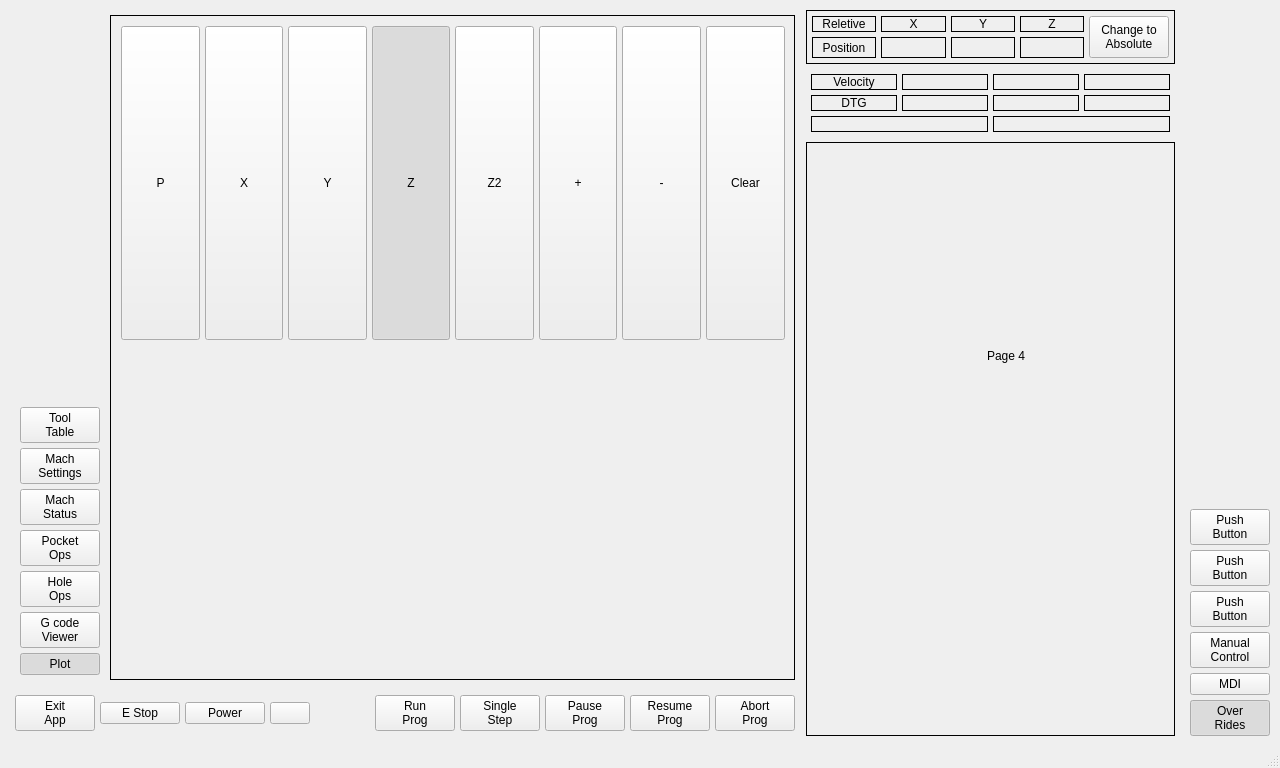
Qt form mill_touch_v6/ui/mainwindow.ui (jethornton/mill_touch_v6) before a commit.
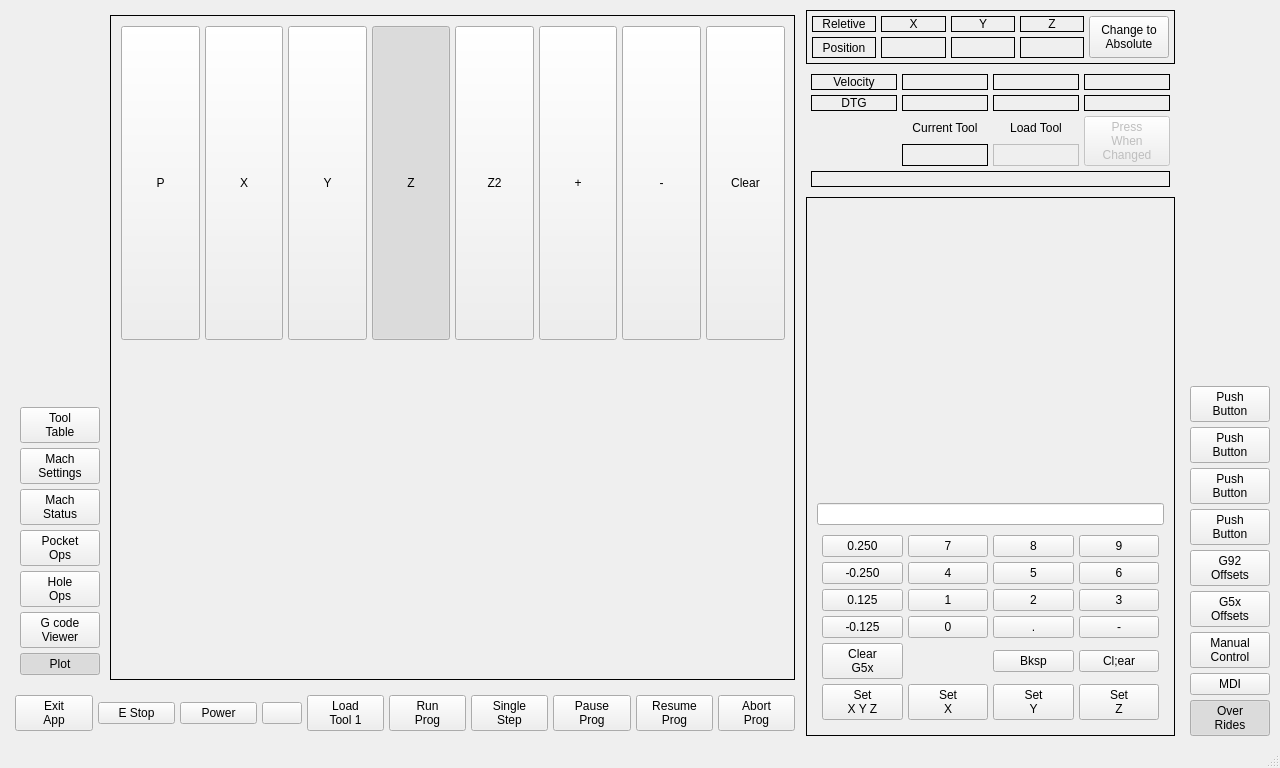
The same form after that commit. The open tabs and pages were chosen to show the change. Custom widgets are drawn as their Qt base class.

The edit to the form file:
```diff
--- a/mill_touch_v6/ui/mainwindow.ui
+++ b/mill_touch_v6/ui/mainwindow.ui
@@ -658,6 +658,30 @@
             </property>
            </widget>
           </item>
+          <item>
+           <spacer name="horizontalSpacer_6">
+            <property name="orientation">
+             <enum>Qt::Horizontal</enum>
+            </property>
+            <property name="sizeHint" stdset="0">
+             <size>
+              <width>40</width>
+              <height>20</height>
+             </size>
+            </property>
+           </spacer>
+          </item>
+          <item>
+           <widget class="MDIButton" name="mdibutton">
+            <property name="text">
+             <string>Load
+Tool 1</string>
+            </property>
+            <property name="MDICommand" stdset="0">
+             <string>T1M6G43</string>
+            </property>
+           </widget>
+          </item>
           <item>
            <spacer name="horizontalSpacer">
             <property name="orientation">
@@ -1121,39 +1145,6 @@
             </property>
            </widget>
           </item>
-          <item row="0" column="0">
-           <widget class="QLabel" name="label_6">
-            <property name="frameShape">
-             <enum>QFrame::Box</enum>
-            </property>
-            <property name="text">
-             <string>Velocity</string>
-            </property>
-            <property name="alignment">
-             <set>Qt::AlignCenter</set>
-            </property>
-           </widget>
-          </item>
-          <item row="2" column="2" colspan="2">
-           <widget class="StatusLabel" name="statuslabel_11">
-            <property name="frameShape">
-             <enum>QFrame::Box</enum>
-            </property>
-            <property name="rules" stdset="0">
-             <string>[{&quot;channels&quot;: [{&quot;url&quot;: &quot;status:tool_in_spindle&quot;, &quot;trigger&quot;: true}], &quot;property&quot;: &quot;Text&quot;, &quot;expression&quot;: &quot;'Tool {}'.format(ch[0])&quot;, &quot;name&quot;: &quot;Loaded Tool&quot;}]</string>
-            </property>
-           </widget>
-          </item>
-          <item row="2" column="0" colspan="2">
-           <widget class="StatusLabel" name="statuslabel_10">
-            <property name="frameShape">
-             <enum>QFrame::Box</enum>
-            </property>
-            <property name="rules" stdset="0">
-             <string>[{&quot;channels&quot;: [{&quot;url&quot;: &quot;status:file&quot;, &quot;trigger&quot;: true}], &quot;property&quot;: &quot;Text&quot;, &quot;expression&quot;: &quot;'File: ' + ch[0].split('/')[-1] if ch[0] else 'No File Loaded'&quot;, &quot;name&quot;: &quot;Loaded File&quot;}]</string>
-            </property>
-           </widget>
-          </item>
           <item row="0" column="2">
            <widget class="StatusLabel" name="statuslabel_5">
             <property name="frameShape">
@@ -1206,6 +1197,123 @@
             </property>
            </widget>
           </item>
+          <item row="1" column="2">
+           <widget class="StatusLabel" name="statuslabel_9">
+            <property name="frameShape">
+             <enum>QFrame::Box</enum>
+            </property>
+            <property name="alignment">
+             <set>Qt::AlignCenter</set>
+            </property>
+            <property name="rules" stdset="0">
+             <string>[{&quot;channels&quot;: [{&quot;url&quot;: &quot;position:dtg?string&amp;axis=y&quot;, &quot;trigger&quot;: true}], &quot;property&quot;: &quot;Text&quot;, &quot;expression&quot;: &quot;ch[0]&quot;, &quot;name&quot;: &quot;DTG&quot;}]</string>
+            </property>
+           </widget>
+          </item>
+          <item row="0" column="3">
+           <widget class="StatusLabel" name="statuslabel_8">
+            <property name="frameShape">
+             <enum>QFrame::Box</enum>
+            </property>
+            <property name="alignment">
+             <set>Qt::AlignCenter</set>
+            </property>
+            <property name="rules" stdset="0">
+             <string>[{&quot;channels&quot;: [{&quot;url&quot;: &quot;status:joint.2.velocity&quot;, &quot;trigger&quot;: true}], &quot;property&quot;: &quot;Text&quot;, &quot;expression&quot;: &quot;'{}'.format(ch[0] * 60)&quot;, &quot;name&quot;: &quot;Velocity&quot;}]</string>
+            </property>
+           </widget>
+          </item>
+          <item row="0" column="0">
+           <widget class="QLabel" name="label_6">
+            <property name="frameShape">
+             <enum>QFrame::Box</enum>
+            </property>
+            <property name="text">
+             <string>Velocity</string>
+            </property>
+            <property name="alignment">
+             <set>Qt::AlignCenter</set>
+            </property>
+           </widget>
+          </item>
+          <item row="3" column="2">
+           <widget class="QLabel" name="label_13">
+            <property name="text">
+             <string>Load Tool</string>
+            </property>
+            <property name="alignment">
+             <set>Qt::AlignCenter</set>
+            </property>
+           </widget>
+          </item>
+          <item row="4" column="0">
+           <widget class="QLabel" name="label_14">
+            <property name="text">
+             <string/>
+            </property>
+           </widget>
+          </item>
+          <item row="4" column="2">
+           <widget class="HalLabel" name="tool_prepare">
+            <property name="enabled">
+             <bool>false</bool>
+            </property>
+            <property name="frameShape">
+             <enum>QFrame::Box</enum>
+            </property>
+            <property name="alignment">
+             <set>Qt::AlignCenter</set>
+            </property>
+            <property name="pinType" stdset="0">
+             <enum>HalLabel::s32</enum>
+            </property>
+           </widget>
+          </item>
+          <item row="4" column="1">
+           <widget class="StatusLabel" name="statuslabel_11">
+            <property name="frameShape">
+             <enum>QFrame::Box</enum>
+            </property>
+            <property name="alignment">
+             <set>Qt::AlignCenter</set>
+            </property>
+            <property name="rules" stdset="0">
+             <string>[{&quot;channels&quot;: [{&quot;url&quot;: &quot;status:tool_in_spindle?string&quot;, &quot;trigger&quot;: true}], &quot;property&quot;: &quot;Text&quot;, &quot;expression&quot;: &quot;ch[0]&quot;, &quot;name&quot;: &quot;Loaded Tool&quot;}]</string>
+            </property>
+           </widget>
+          </item>
+          <item row="3" column="1">
+           <widget class="QLabel" name="label_20">
+            <property name="text">
+             <string>Current Tool</string>
+            </property>
+            <property name="alignment">
+             <set>Qt::AlignCenter</set>
+            </property>
+           </widget>
+          </item>
+          <item row="3" column="3" rowspan="2">
+           <widget class="HalButton" name="tool_changed">
+            <property name="enabled">
+             <bool>false</bool>
+            </property>
+            <property name="text">
+             <string>Press
+When
+Changed</string>
+            </property>
+           </widget>
+          </item>
+          <item row="5" column="0" colspan="4">
+           <widget class="StatusLabel" name="statuslabel_10">
+            <property name="frameShape">
+             <enum>QFrame::Box</enum>
+            </property>
+            <property name="rules" stdset="0">
+             <string>[{&quot;channels&quot;: [{&quot;url&quot;: &quot;status:file&quot;, &quot;trigger&quot;: true}], &quot;property&quot;: &quot;Text&quot;, &quot;expression&quot;: &quot;'File: ' + ch[0].split('/')[-1] if ch[0] else 'No File Loaded'&quot;, &quot;name&quot;: &quot;Loaded File&quot;}]</string>
+            </property>
+           </widget>
+          </item>
          </layout>
         </widget>
        </item>
@@ -2087,19 +2195,264 @@
           </layout>
          </widget>
          <widget class="QWidget" name="page_13">
-          <widget class="QLabel" name="label_22">
-           <property name="geometry">
-            <rect>
-             <x>180</x>
-             <y>205</y>
-             <width>61</width>
-             <height>15</height>
-            </rect>
-           </property>
-           <property name="text">
-            <string>Page 4</string>
-           </property>
-          </widget>
+          <layout class="QVBoxLayout" name="verticalLayout_9">
+           <item>
+            <spacer name="verticalSpacer_7">
+             <property name="orientation">
+              <enum>Qt::Vertical</enum>
+             </property>
+             <property name="sizeHint" stdset="0">
+              <size>
+               <width>20</width>
+               <height>40</height>
+              </size>
+             </property>
+            </spacer>
+           </item>
+           <item>
+            <widget class="VCPWidget" name="widget_11">
+             <property name="rules" stdset="0">
+              <string>[{&quot;channels&quot;: [{&quot;url&quot;: &quot;status:all_axes_homed&quot;, &quot;trigger&quot;: true}], &quot;property&quot;: &quot;Enable&quot;, &quot;expression&quot;: &quot;ch[0]&quot;, &quot;name&quot;: &quot;New Rule&quot;}]</string>
+             </property>
+             <layout class="QGridLayout" name="gridLayout_33">
+              <property name="leftMargin">
+               <number>5</number>
+              </property>
+              <property name="topMargin">
+               <number>5</number>
+              </property>
+              <property name="rightMargin">
+               <number>5</number>
+              </property>
+              <property name="bottomMargin">
+               <number>5</number>
+              </property>
+              <property name="spacing">
+               <number>5</number>
+              </property>
+              <item row="0" column="0">
+               <widget class="StatusLabel" name="statuslabel_27">
+                <property name="alignment">
+                 <set>Qt::AlignCenter</set>
+                </property>
+                <property name="rules" stdset="0">
+                 <string>[{&quot;channels&quot;: [{&quot;url&quot;: &quot;status:g5x_index?string&quot;, &quot;trigger&quot;: true}], &quot;property&quot;: &quot;Text&quot;, &quot;expression&quot;: &quot;'Set {} Coordinate System Offsets'.format(ch[0])&quot;, &quot;name&quot;: &quot;New Rule&quot;}]</string>
+                </property>
+               </widget>
+              </item>
+              <item row="1" column="0">
+               <widget class="QLineEdit" name="g5xOffsetLbl">
+                <property name="readOnly">
+                 <bool>true</bool>
+                </property>
+               </widget>
+              </item>
+              <item row="2" column="0">
+               <widget class="QWidget" name="gridWidget_2" native="true">
+                <layout class="QGridLayout" name="gridLayout_17">
+                 <property name="leftMargin">
+                  <number>5</number>
+                 </property>
+                 <property name="topMargin">
+                  <number>5</number>
+                 </property>
+                 <property name="rightMargin">
+                  <number>5</number>
+                 </property>
+                 <property name="bottomMargin">
+                  <number>5</number>
+                 </property>
+                 <property name="spacing">
+                  <number>5</number>
+                 </property>
+                 <item row="1" column="2">
+                  <widget class="QPushButton" name="pushButton_93">
+                   <property name="text">
+                    <string>5</string>
+                   </property>
+                  </widget>
+                 </item>
+                 <item row="2" column="3">
+                  <widget class="QPushButton" name="pushButton_88">
+                   <property name="text">
+                    <string>3</string>
+                   </property>
+                  </widget>
+                 </item>
+                 <item row="2" column="0">
+                  <widget class="QPushButton" name="pushButton_47">
+                   <property name="text">
+                    <string>0.125</string>
+                   </property>
+                  </widget>
+                 </item>
+                 <item row="2" column="2">
+                  <widget class="QPushButton" name="pushButton_87">
+                   <property name="text">
+                    <string>2</string>
+                   </property>
+                  </widget>
+                 </item>
+                 <item row="3" column="3">
+                  <widget class="QPushButton" name="pushButton_90">
+                   <property name="text">
+                    <string>-</string>
+                   </property>
+                  </widget>
+                 </item>
+                 <item row="1" column="0">
+                  <widget class="QPushButton" name="pushButton_91">
+                   <property name="text">
+                    <string>-0.250</string>
+                   </property>
+                  </widget>
+                 </item>
+                 <item row="3" column="0">
+                  <widget class="QPushButton" name="pushButton_46">
+                   <property name="text">
+                    <string>-0.125</string>
+                   </property>
+                  </widget>
+                 </item>
+                 <item row="3" column="1">
+                  <widget class="QPushButton" name="pushButton_49">
+                   <property name="text">
+                    <string>0</string>
+                   </property>
+                  </widget>
+                 </item>
+                 <item row="4" column="2">
+                  <widget class="QPushButton" name="g5xBkspBtn">
+                   <property name="text">
+                    <string>Bksp</string>
+                   </property>
+                  </widget>
+                 </item>
+                 <item row="3" column="2">
+                  <widget class="QPushButton" name="pushButton_83">
+                   <property name="text">
+                    <string>.</string>
+                   </property>
+                  </widget>
+                 </item>
+                 <item row="2" column="1">
+                  <widget class="QPushButton" name="pushButton_48">
+                   <property name="text">
+                    <string>1</string>
+                   </property>
+                  </widget>
+                 </item>
+                 <item row="1" column="1">
+                  <widget class="QPushButton" name="pushButton_92">
+                   <property name="text">
+                    <string>4</string>
+                   </property>
+                  </widget>
+                 </item>
+                 <item row="1" column="3">
+                  <widget class="QPushButton" name="pushButton_94">
+                   <property name="text">
+                    <string>6</string>
+                   </property>
+                  </widget>
+                 </item>
+                 <item row="4" column="3">
+                  <widget class="QPushButton" name="pushButton_89">
+                   <property name="text">
+                    <string>Cl;ear</string>
+                   </property>
+                  </widget>
+                 </item>
+                 <item row="0" column="3">
+                  <widget class="QPushButton" name="pushButton_95">
+                   <property name="text">
+                    <string>9</string>
+                   </property>
+                  </widget>
+                 </item>
+                 <item row="0" column="2">
+                  <widget class="QPushButton" name="pushButton_96">
+                   <property name="text">
+                    <string>8</string>
+                   </property>
+                  </widget>
+                 </item>
+                 <item row="0" column="1">
+                  <widget class="QPushButton" name="pushButton_97">
+                   <property name="text">
+                    <string>7</string>
+                   </property>
+                  </widget>
+                 </item>
+                 <item row="0" column="0">
+                  <widget class="QPushButton" name="pushButton_98">
+                   <property name="text">
+                    <string>0.250</string>
+                   </property>
+                  </widget>
+                 </item>
+                 <item row="5" column="1">
+                  <widget class="MDIButton" name="mdibutton_3">
+                   <property name="text">
+                    <string>Set
+X</string>
+                   </property>
+                   <property name="MDICommand" stdset="0">
+                    <string>G10L20P0X#&lt;g5xOffsetLbl&gt;</string>
+                   </property>
+                  </widget>
+                 </item>
+                 <item row="5" column="0">
+                  <widget class="MDIButton" name="mdibutton_4">
+                   <property name="text">
+                    <string>Set
+X Y Z</string>
+                   </property>
+                   <property name="MDICommand" stdset="0">
+                    <string>G10L20P0X#&lt;g5xOffsetLbl&gt;Y#&lt;g5xOffsetLbl&gt;Z#&lt;g5xOffsetLbl&gt;</string>
+                   </property>
+                  </widget>
+                 </item>
+                 <item row="5" column="2">
+                  <widget class="MDIButton" name="mdibutton_5">
+                   <property name="text">
+                    <string>Set
+Y</string>
+                   </property>
+                   <property name="MDICommand" stdset="0">
+                    <string>G10L20P0Y#&lt;g5xOffsetLbl&gt;</string>
+                   </property>
+                  </widget>
+                 </item>
+                 <item row="5" column="3">
+                  <widget class="MDIButton" name="mdibutton_6">
+                   <property name="text">
+                    <string>Set
+Z</string>
+                   </property>
+                   <property name="MDICommand" stdset="0">
+                    <string>G10L20P0Z#&lt;g5xOffsetLbl&gt;</string>
+                   </property>
+                  </widget>
+                 </item>
+                 <item row="4" column="0">
+                  <widget class="MDIButton" name="mdibutton_12">
+                   <property name="text">
+                    <string>Clear
+G5x</string>
+                   </property>
+                   <property name="MDICommand" stdset="0">
+                    <string>G10L2P1X0Y0Z0R0</string>
+                   </property>
+                  </widget>
+                 </item>
+                </layout>
+               </widget>
+              </item>
+             </layout>
+            </widget>
+           </item>
+          </layout>
          </widget>
          <widget class="QWidget" name="page_14">
           <widget class="QLabel" name="label_23">
@@ -2167,6 +2520,48 @@
          </property>
         </spacer>
        </item>
+       <item>
+        <widget class="QPushButton" name="pushButton_20">
+         <property name="text">
+          <string>Push
+Button</string>
+         </property>
+         <property name="checkable">
+          <bool>true</bool>
+         </property>
+         <property name="page" stdset="0">
+          <number>5</number>
+         </property>
+        </widget>
+       </item>
+       <item>
+        <widget class="QPushButton" name="pushButton_19">
+         <property name="text">
+          <string>Push
+Button</string>
+         </property>
+         <property name="checkable">
+          <bool>true</bool>
+         </property>
+         <property name="page" stdset="0">
+          <number>5</number>
+         </property>
+        </widget>
+       </item>
+       <item>
+        <widget class="QPushButton" name="pushButton_18">
+         <property name="text">
+          <string>Push
+Button</string>
+         </property>
+         <property name="checkable">
+          <bool>true</bool>
+         </property>
+         <property name="page" stdset="0">
+          <number>5</number>
+         </property>
+        </widget>
+       </item>
        <item>
         <widget class="QPushButton" name="pushButton_13">
          <property name="text">
@@ -2187,8 +2582,8 @@
        <item>
         <widget class="QPushButton" name="pushButton_12">
          <property name="text">
-          <string>Push
-Button</string>
+          <string>G92
+Offsets</string>
          </property>
          <property name="checkable">
           <bool>true</bool>
@@ -2204,8 +2599,8 @@
        <item>
         <widget class="QPushButton" name="pushButton_11">
          <property name="text">
-          <string>Push
-Button</string>
+          <string>G5x
+Offsets</string>
          </property>
          <property name="checkable">
           <bool>true</bool>
@@ -2328,6 +2723,11 @@
    <extends>QSlider</extends>
    <header>qtpyvcp.widgets.input_widgets.action_slider</header>
   </customwidget>
+  <customwidget>
+   <class>HalButton</class>
+   <extends>QPushButton</extends>
+   <header>qtpyvcp.widgets.hal_widgets.hal_button</header>
+  </customwidget>
   <customwidget>
    <class>StatusLabel</class>
    <extends>QLabel</extends>
@@ -2338,6 +2738,11 @@
    <extends>QSlider</extends>
    <header>qtpyvcp.widgets.input_widgets.setting_slider</header>
   </customwidget>
+  <customwidget>
+   <class>MDIButton</class>
+   <extends>QPushButton</extends>
+   <header>qtpyvcp.widgets.button_widgets.mdi_button</header>
+  </customwidget>
   <customwidget>
    <class>GcodeEditor</class>
    <extends>QFrame</extends>
@@ -2353,6 +2758,11 @@
    <extends>QPushButton</extends>
    <header>qtpyvcp.widgets.button_widgets.action_button</header>
   </customwidget>
+  <customwidget>
+   <class>HalLabel</class>
+   <extends>QLabel</extends>
+   <header>qtpyvcp.widgets.hal_widgets.hal_label</header>
+  </customwidget>
  </customwidgets>
  <resources/>
  <connections>
```
Left out of the diff: 284 changed lines with no effect on the pictures.
